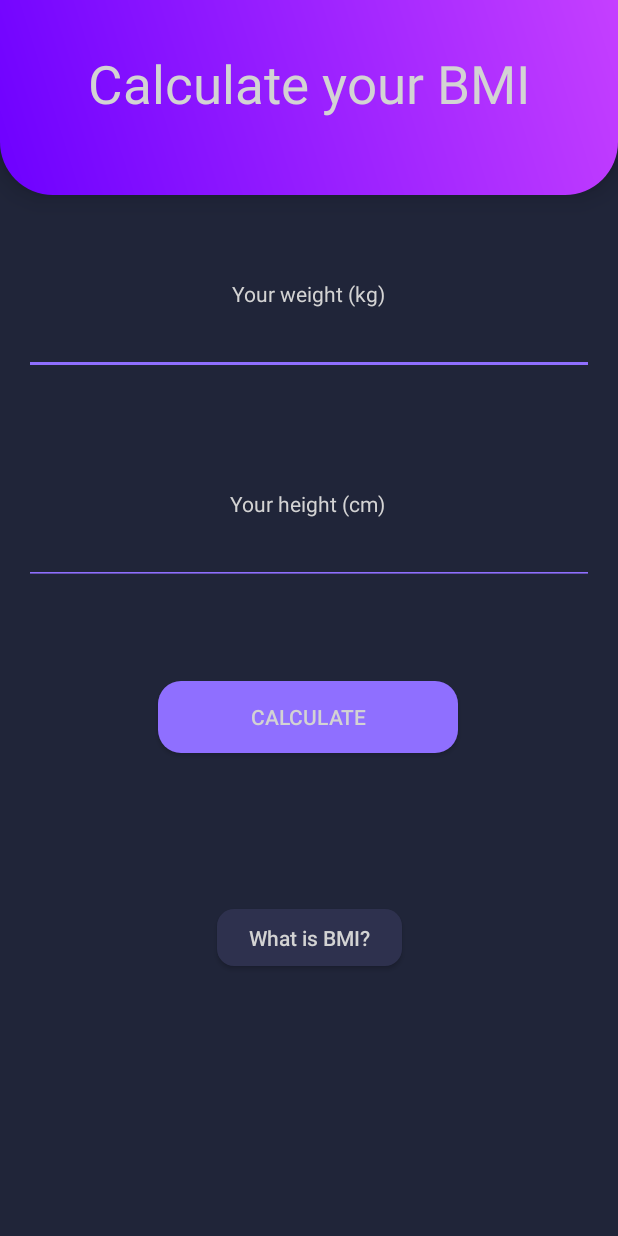
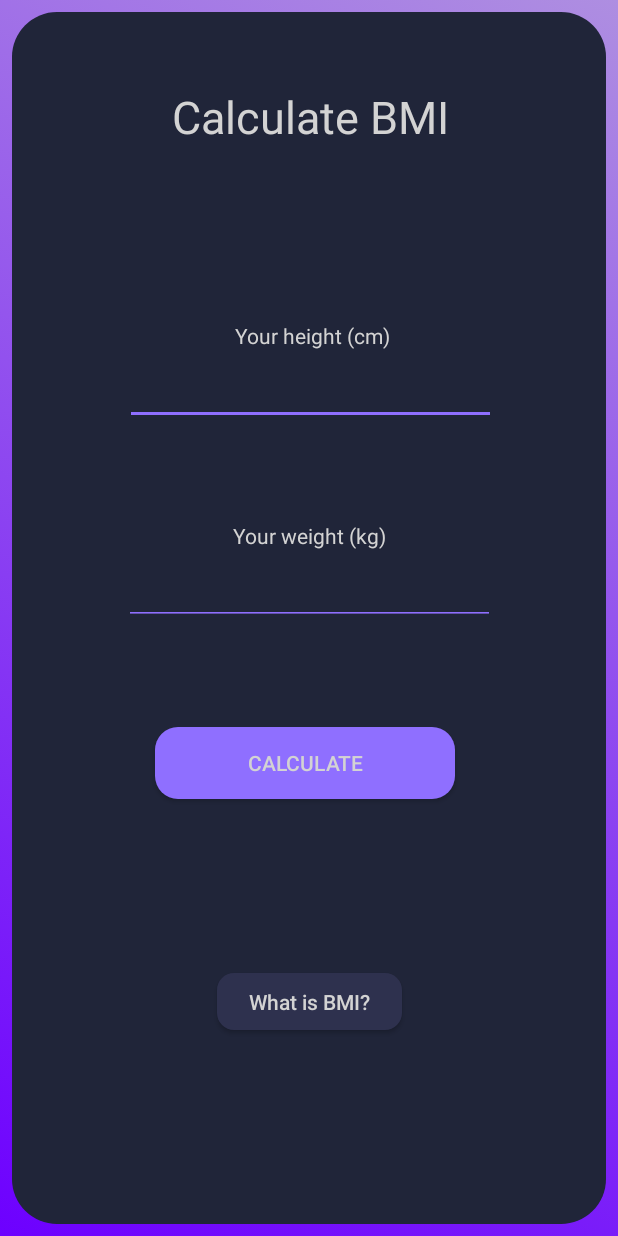
Before and after one commit to VickeTrossing/ExamensArbete, an Android app: the CalculateBmi screen opened directly, with no data from a screen before it, on a phone screen of 412 x 824 dp. Run offline under Robolectric (Android 15) with nearby library versions, the phone set to English and light mode, and no system bars.

Commit message:
Updated design on 'Calculate BMI'

```diff
--- a/app/src/main/java/com/example/plain/CalculateBmi.java
+++ b/app/src/main/java/com/example/plain/CalculateBmi.java
@@ -1,15 +1,22 @@
 package com.example.plain;
 
+import android.app.Activity;
 import android.content.DialogInterface;
 import android.content.Intent;
+import android.graphics.Color;
+import android.graphics.drawable.AnimationDrawable;
+import android.os.Build;
 import android.os.Bundle;
 import android.view.View;
+import android.view.Window;
+import android.view.WindowManager;
 import android.widget.Button;
 import android.widget.EditText;
 import android.widget.TextView;
 
 import androidx.appcompat.app.AlertDialog;
 import androidx.appcompat.app.AppCompatActivity;
+import androidx.constraintlayout.widget.ConstraintLayout;
 
 public class CalculateBmi extends AppCompatActivity {
 
@@ -21,8 +28,26 @@ public class CalculateBmi extends AppCompatActivity {
         super.onCreate(savedInstanceState);
         setContentView(R.layout.activity_calculate_bmi);
 
+        ConstraintLayout constraintLayout = findViewById(R.id.home_layout);
+        AnimationDrawable animationDrawable = (AnimationDrawable) constraintLayout.getBackground();
+        animationDrawable.setEnterFadeDuration(1000);
+        animationDrawable.setExitFadeDuration(1000);
+        animationDrawable.start();
+
+        if (Build.VERSION.SDK_INT >= 19 && Build.VERSION.SDK_INT < 21) {
+            setWindowFlag(this, WindowManager.LayoutParams.FLAG_TRANSLUCENT_STATUS, true);
+        }
+        if (Build.VERSION.SDK_INT >= 19) {
+            getWindow().getDecorView().setSystemUiVisibility(View.SYSTEM_UI_FLAG_LAYOUT_STABLE | View.SYSTEM_UI_FLAG_LAYOUT_FULLSCREEN);
+        }
+
+        if (Build.VERSION.SDK_INT >= 21) {
+            setWindowFlag(this, WindowManager.LayoutParams.FLAG_TRANSLUCENT_STATUS, false);
+            getWindow().setStatusBarColor(Color.TRANSPARENT);
+        }
+
         whatIsBmiButton = (Button) findViewById(R.id.whatIsBmi);
-        bmiText = (TextView) findViewById(R.id.bmiText);
+        //bmiText = (TextView) findViewById(R.id.bmiText);
 
         whatIsBmiButton.setOnClickListener(new View.OnClickListener(){
             @Override
@@ -45,6 +70,17 @@ public class CalculateBmi extends AppCompatActivity {
                 builder.show();
             }
         });
+    }
+
+    public static void setWindowFlag(Activity activity, final int bits, boolean on) {
+        Window win = activity.getWindow();
+        WindowManager.LayoutParams winParams = win.getAttributes();
+        if (on) {
+            winParams.flags |= bits;
+        } else {
+            winParams.flags &= ~bits;
+        }
+        win.setAttributes(winParams);
     }
 
     public void calculateCal(View view) {
--- a/app/src/main/res/layout/activity_calculate_bmi.xml
+++ b/app/src/main/res/layout/activity_calculate_bmi.xml
@@ -6,76 +6,104 @@
         android:layout_height="match_parent"
         android:fitsSystemWindows="true"
         tools:context=".MainActivity"
-        android:background="#202539"
+        android:id="@+id/home_layout"
+        android:background="@drawable/changing_background"
         >
+
+
+    <androidx.constraintlayout.widget.ConstraintLayout
+            android:layout_width="0dp"
+            android:layout_height="0dp"
+            android:layout_marginStart="8dp"
+            android:layout_marginTop="8dp"
+            android:layout_marginEnd="8dp"
+            android:layout_marginBottom="8dp"
+            android:background="@drawable/background_main"
+            app:layout_constraintBottom_toBottomOf="parent"
+            app:layout_constraintEnd_toEndOf="parent"
+            app:layout_constraintStart_toStartOf="parent"
+            app:layout_constraintTop_toTopOf="parent">
+
+        <TextView
+                android:id="@+id/textView13"
+                android:layout_width="wrap_content"
+                android:layout_height="wrap_content"
+                android:layout_marginStart="167dp"
+                android:layout_marginEnd="166dp"
+                android:layout_marginBottom="116dp"
+                android:text="Calculate BMI"
+                android:textColor="#D3D3D3"
+                android:textSize="30dp"
+                app:layout_constraintBottom_toTopOf="@+id/textView3"
+                app:layout_constraintEnd_toEndOf="parent"
+                app:layout_constraintStart_toStartOf="parent" />
+
+
+        <TextView
+                android:id="@+id/textView3"
+                android:layout_width="wrap_content"
+                android:layout_height="wrap_content"
+                android:text="Your height (cm)"
+                android:textColor="#D3D3D3"
+                app:layout_constraintBottom_toTopOf="@+id/heightInput"
+                app:layout_constraintEnd_toEndOf="@+id/heightInput"
+                app:layout_constraintHorizontal_bias="0.51"
+                app:layout_constraintStart_toStartOf="@+id/heightInput" />
+
+
+        <EditText
+                android:id="@+id/heightInput"
+                android:layout_width="247dp"
+                android:layout_height="50dp"
+                android:layout_marginHorizontal="30dp"
+                android:layout_marginStart="185dp"
+                android:layout_marginEnd="184dp"
+                android:layout_marginBottom="64dp"
+                android:backgroundTint="#8F6FFF"
+                android:inputType="numberDecimal"
+                android:padding="10dp"
+                android:textAlignment="center"
+                android:textColor="#D3D3D3"
+                app:layout_constraintBottom_toTopOf="@+id/textView2"
+                app:layout_constraintEnd_toEndOf="parent"
+                app:layout_constraintStart_toStartOf="parent" />
+
 
         <TextView
                 android:id="@+id/textView2"
                 android:layout_width="wrap_content"
                 android:layout_height="wrap_content"
-            android:layout_marginStart="16dp"
-            android:layout_marginTop="56dp"
-            android:layout_marginEnd="16dp"
                 android:text="Your weight (kg)"
                 android:textColor="#D3D3D3"
-            app:layout_constraintEnd_toEndOf="parent"
-            app:layout_constraintStart_toStartOf="parent"
-            app:layout_constraintTop_toBottomOf="@+id/constraintLayout2" />
+                app:layout_constraintBottom_toTopOf="@+id/weightInput"
+                app:layout_constraintEnd_toEndOf="@+id/weightInput"
+                app:layout_constraintHorizontal_bias="0.503"
+                app:layout_constraintStart_toStartOf="@+id/weightInput" />
 
         <EditText
                 android:id="@+id/weightInput"
-            android:layout_width="0dp"
-            android:layout_height="wrap_content"
+                android:layout_width="247dp"
+                android:layout_height="50dp"
                 android:layout_marginHorizontal="30dp"
-            android:layout_marginStart="16dp"
-            android:layout_marginEnd="16dp"
+                android:layout_marginBottom="68dp"
                 android:backgroundTint="#8F6FFF"
-            android:textColor="#D3D3D3"
-            android:padding="10dp"
-            android:textAlignment="center"
-            app:layout_constraintEnd_toEndOf="parent"
-            app:layout_constraintStart_toStartOf="parent"
-            app:layout_constraintTop_toBottomOf="@+id/textView2"
-            android:inputType="numberDecimal"
-            />
-
-    <TextView
-            android:id="@+id/textView3"
-            android:layout_width="wrap_content"
-            android:layout_height="wrap_content"
-            android:layout_marginStart="16dp"
-            android:layout_marginTop="76dp"
-            android:layout_marginEnd="16dp"
-            android:text="Your height (cm)"
-            android:textColor="#D3D3D3"
-            app:layout_constraintEnd_toEndOf="parent"
-            app:layout_constraintHorizontal_bias="0.497"
-            app:layout_constraintStart_toStartOf="parent"
-            app:layout_constraintTop_toBottomOf="@+id/weightInput" />
-
-    <EditText
-            android:id="@+id/heightInput"
-            android:layout_width="0dp"
-            android:layout_height="wrap_content"
-            android:layout_marginHorizontal="30dp"
-            android:layout_marginStart="16dp"
-            android:layout_marginTop="140dp"
-            android:layout_marginEnd="16dp"
-            android:backgroundTint="#8F6FFF"
-            android:textColor="#D3D3D3"
                 android:inputType="numberDecimal"
                 android:padding="10dp"
                 android:textAlignment="center"
+                android:textColor="#D3D3D3"
+                app:layout_constraintBottom_toTopOf="@+id/btnCalculate"
                 app:layout_constraintEnd_toEndOf="parent"
-            app:layout_constraintHorizontal_bias="1.0"
-            app:layout_constraintStart_toStartOf="parent"
-            app:layout_constraintTop_toBottomOf="@+id/textView2" />
+                app:layout_constraintHorizontal_bias="0.503"
+                app:layout_constraintStart_toStartOf="parent" />
+
 
         <Button
                 android:id="@+id/btnCalculate"
                 android:layout_width="wrap_content"
                 android:layout_height="wrap_content"
-            android:layout_marginTop="64dp"
+                android:layout_marginStart="95dp"
+                android:layout_marginEnd="95dp"
+                android:layout_marginBottom="116dp"
                 android:width="200dp"
                 android:background="@drawable/rounded_corners"
                 android:bottomLeftRadius="30dp"
@@ -85,67 +113,30 @@
                 android:textColor="#D3D3D3"
                 android:topLeftRadius="30dp"
                 android:topRightRadius="30dp"
+                app:layout_constraintBottom_toTopOf="@+id/whatIsBmi"
                 app:layout_constraintEnd_toEndOf="parent"
-            app:layout_constraintHorizontal_bias="0.497"
+                app:layout_constraintHorizontal_bias="0.0"
                 app:layout_constraintStart_toStartOf="parent"
-            app:layout_constraintTop_toBottomOf="@+id/heightInput"
                 tools:ignore="OnClick" />
 
-    <androidx.constraintlayout.widget.ConstraintLayout
-            android:elevation="10dp"
-            android:id="@+id/constraintLayout2"
-            android:layout_width="0dp"
-            android:layout_height="130dp"
-            android:background="@drawable/background_top"
-            app:layout_constraintEnd_toEndOf="parent"
-            app:layout_constraintStart_toStartOf="parent"
-            app:layout_constraintTop_toTopOf="parent">
-
-        <TextView
-                android:id="@+id/textView11"
-                android:layout_width="wrap_content"
-                android:layout_height="wrap_content"
-                android:layout_marginStart="16dp"
-                android:layout_marginTop="32dp"
-                android:layout_marginEnd="16dp"
-                android:text="Calculate your BMI"
-                android:textColor="#D3D3D3"
-                android:textSize="35dp"
-                app:layout_constraintEnd_toEndOf="parent"
-                app:layout_constraintHorizontal_bias="0.497"
-                app:layout_constraintStart_toStartOf="parent"
-                app:layout_constraintTop_toTopOf="parent" />
-    </androidx.constraintlayout.widget.ConstraintLayout>
 
         <Button
                 android:id="@+id/whatIsBmi"
                 android:layout_width="123dp"
                 android:layout_height="38dp"
-            android:layout_marginStart="16dp"
-            android:layout_marginTop="104dp"
-            android:layout_marginEnd="16dp"
+                android:layout_marginStart="134dp"
+                android:layout_marginEnd="133dp"
+                android:layout_marginBottom="129dp"
+                android:background="@drawable/home_page_buttons"
+                android:text="What is BMI?"
                 android:textAllCaps="false"
-            android:text="What is BMI?"
                 android:textColor="#D3D3D3"
-            android:background="@drawable/home_page_buttons"
+                app:layout_constraintBottom_toBottomOf="parent"
                 app:layout_constraintEnd_toEndOf="parent"
-            app:layout_constraintStart_toStartOf="parent"
-            app:layout_constraintTop_toBottomOf="@+id/btnCalculate" />
-
-    <TextView
-            android:id="@+id/bmiText"
-            android:layout_width="wrap_content"
-            android:layout_height="wrap_content"
-            android:layout_marginStart="16dp"
-            android:layout_marginEnd="16dp"
-            android:layout_marginBottom="20dp"
-            app:layout_constraintBottom_toTopOf="@+id/whatIsBmi"
-            app:layout_constraintEnd_toEndOf="parent"
-            app:layout_constraintHorizontal_bias="0.498"
-            app:layout_constraintStart_toStartOf="parent"
-            android:textColor="#D3D3D3"
-            android:layout_marginTop="100dp"
-            android:visibility="invisible"/>
+                app:layout_constraintStart_toStartOf="parent" />
 
 
     </androidx.constraintlayout.widget.ConstraintLayout>
+
+
+</androidx.constraintlayout.widget.ConstraintLayout>
```
Lines whose indentation alone changed are shown as unchanged.
